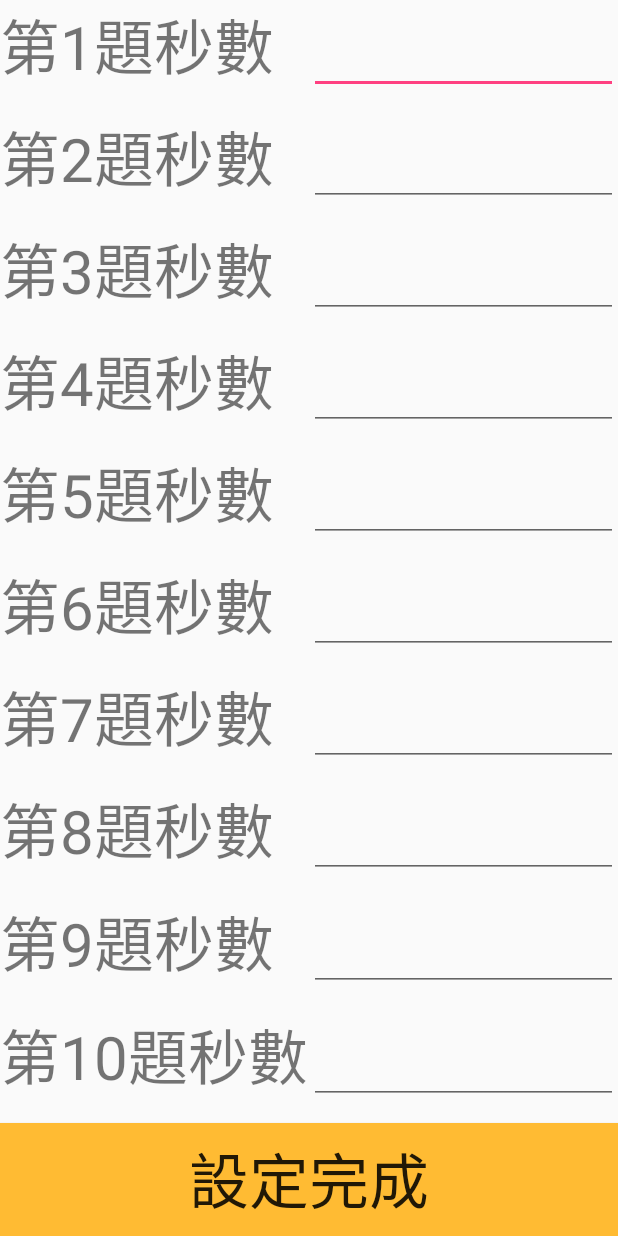
After one commit to rew4332/contest, an Android app: the SettingActivity screen opened directly, with no data from a screen before it, on a phone screen of 412 x 824 dp. The commit adds this screen. Run offline under Robolectric (Android 15) with nearby library versions, the phone set to English and light mode, and no system bars.

Commit message:
setting time

```diff
--- a/app/src/main/AndroidManifest.xml
+++ b/app/src/main/AndroidManifest.xml
@@ -18,6 +18,9 @@
             </intent-filter>
         </activity>
         <activity android:name=".RedirectActivity" android:screenOrientation="portrait">
+
+        </activity>
+        <activity android:name=".SettingActivity" android:screenOrientation="portrait">
 
         </activity>
         <activity android:name=".Test1Activity" android:screenOrientation="portrait" >
--- /dev/null
+++ b/app/src/main/java/com/example/loveyoplus/myapplication/SettingActivity.java
@@ -0,0 +1,69 @@
+package com.example.loveyoplus.myapplication;
+
+import android.os.Bundle;
+import android.support.annotation.Nullable;
+import android.support.v7.app.AppCompatActivity;
+import android.view.View;
+import android.view.WindowManager;
+import android.widget.Button;
+import android.widget.EditText;
+import android.widget.Toast;
+
+/**
+ * Created by loveyoplus on 2017/3/16.
+ */
+
+
+public class SettingActivity extends AppCompatActivity {
+    EditText et[];
+    Button btnFinish;
+    @Override
+    protected void onCreate(@Nullable Bundle savedInstanceState) {
+        super.onCreate(savedInstanceState);
+        setContentView(R.layout.activity_setting);
+        getSupportActionBar().hide(); //隱藏標題
+        getWindow().getDecorView().setSystemUiVisibility(View.SYSTEM_UI_FLAG_FULLSCREEN); //隱藏狀態
+        getWindow().addFlags(WindowManager.LayoutParams.FLAG_KEEP_SCREEN_ON);
+
+        initView();
+        btnFinish.setOnClickListener(new View.OnClickListener() {
+            @Override
+            public void onClick(View v) {
+                String content = "";
+                Boolean isOk=false;
+                for(int i=0;i<10;i++){
+                    content+=et[i].getText().toString()+"\r\n";
+                    if(et[i].getText().toString().equals("")) {
+                        Toast.makeText(SettingActivity.this, "欄位不可空白", Toast.LENGTH_LONG).show();
+
+                        break;
+                    }
+                    if(i==9)
+                    isOk=true;
+
+                }
+
+
+                if(isOk){
+                    fileStorage fs = new fileStorage();
+                    fs.createFile("setting");
+                    fs.setContinueWrite(false);
+
+                    fs.writeFile("setting",content);
+                    SettingActivity.this.finish();
+                }
+            }
+        });
+
+
+    }
+    void initView(){
+        et = new EditText[10];
+        for(int i=0;i<10;i++){
+            et[i]= (EditText)  findViewById(getResources().getIdentifier("et" + (i + 1), "id", getPackageName()));
+        }
+        btnFinish = (Button)findViewById(R.id.btnFinish);
+
+
+    }
+}
--- /dev/null
+++ b/app/src/main/res/layout/activity_setting.xml
@@ -0,0 +1,246 @@
+<?xml version="1.0" encoding="utf-8"?>
+<LinearLayout xmlns:android="http://schemas.android.com/apk/res/android"
+    android:orientation="vertical" android:layout_width="match_parent"
+    android:layout_height="match_parent">
+
+    <LinearLayout
+        android:layout_width="match_parent"
+        android:layout_height="0sp"
+        android:layout_weight="1"
+        android:orientation="horizontal">
+
+        <TextView
+            android:id="@+id/textView"
+            android:layout_width="match_parent"
+            android:layout_height="wrap_content"
+            android:layout_weight="1"
+            android:text="第1題秒數"
+            android:textSize="@dimen/description_font_size" />
+
+        <EditText
+            android:id="@+id/et1"
+            android:layout_width="match_parent"
+            android:layout_height="wrap_content"
+            android:layout_weight="1"
+            android:ems="10"
+            android:inputType="number" />
+    </LinearLayout>
+
+    <LinearLayout
+        android:layout_width="match_parent"
+        android:layout_height="0sp"
+        android:layout_weight="1"
+        android:orientation="horizontal">
+
+        <TextView
+            android:textSize="@dimen/description_font_size"
+            android:id="@+id/textView14"
+            android:layout_width="match_parent"
+            android:layout_height="wrap_content"
+            android:layout_weight="1"
+            android:text="第2題秒數" />
+
+        <EditText
+            android:id="@+id/et2"
+            android:layout_width="match_parent"
+            android:layout_height="wrap_content"
+            android:layout_weight="1"
+            android:ems="10"
+            android:inputType="number" />
+    </LinearLayout>
+
+    <LinearLayout
+        android:layout_width="match_parent"
+        android:layout_height="0sp"
+        android:layout_weight="1"
+        android:orientation="horizontal">
+
+        <TextView
+            android:textSize="@dimen/description_font_size"
+            android:id="@+id/textView15"
+            android:layout_width="match_parent"
+            android:layout_height="wrap_content"
+            android:layout_weight="1"
+            android:text="第3題秒數" />
+
+        <EditText
+            android:id="@+id/et3"
+            android:layout_width="match_parent"
+            android:layout_height="wrap_content"
+            android:layout_weight="1"
+            android:ems="10"
+            android:inputType="number" />
+    </LinearLayout>
+
+    <LinearLayout
+        android:layout_width="match_parent"
+        android:layout_height="0sp"
+        android:layout_weight="1"
+        android:orientation="horizontal">
+
+        <TextView
+            android:textSize="@dimen/description_font_size"
+            android:id="@+id/textView17"
+            android:layout_width="match_parent"
+            android:layout_height="wrap_content"
+            android:layout_weight="1"
+            android:text="第4題秒數" />
+
+        <EditText
+            android:id="@+id/et4"
+            android:layout_width="match_parent"
+            android:layout_height="wrap_content"
+            android:layout_weight="1"
+            android:ems="10"
+            android:inputType="number" />
+    </LinearLayout>
+
+    <LinearLayout
+        android:layout_width="match_parent"
+        android:layout_height="0sp"
+        android:layout_weight="1"
+        android:orientation="horizontal">
+
+        <TextView
+            android:textSize="@dimen/description_font_size"
+            android:id="@+id/textView16"
+            android:layout_width="match_parent"
+            android:layout_height="wrap_content"
+            android:layout_weight="1"
+            android:text="第5題秒數" />
+
+        <EditText
+            android:id="@+id/et5"
+            android:layout_width="match_parent"
+            android:layout_height="wrap_content"
+            android:layout_weight="1"
+            android:ems="10"
+            android:inputType="number" />
+    </LinearLayout>
+
+    <LinearLayout
+        android:layout_width="match_parent"
+        android:layout_height="0sp"
+        android:layout_weight="1"
+        android:orientation="horizontal">
+
+        <TextView
+            android:textSize="@dimen/description_font_size"
+            android:id="@+id/textView18"
+            android:layout_width="match_parent"
+            android:layout_height="wrap_content"
+            android:layout_weight="1"
+            android:text="第6題秒數" />
+
+        <EditText
+            android:id="@+id/et6"
+            android:layout_width="match_parent"
+            android:layout_height="wrap_content"
+            android:layout_weight="1"
+            android:ems="10"
+            android:inputType="number" />
+    </LinearLayout>
+
+    <LinearLayout
+        android:layout_width="match_parent"
+        android:layout_height="0sp"
+        android:layout_weight="1"
+        android:orientation="horizontal">
+
+        <TextView
+            android:textSize="@dimen/description_font_size"
+            android:id="@+id/textView19"
+            android:layout_width="match_parent"
+            android:layout_height="wrap_content"
+            android:layout_weight="1"
+            android:text="第7題秒數" />
+
+        <EditText
+            android:id="@+id/et7"
+            android:layout_width="match_parent"
+            android:layout_height="wrap_content"
+            android:layout_weight="1"
+            android:ems="10"
+            android:inputType="number" />
+    </LinearLayout>
+
+    <LinearLayout
+        android:layout_width="match_parent"
+        android:layout_height="0sp"
+        android:layout_weight="1"
+        android:orientation="horizontal">
+
+        <TextView
+            android:textSize="@dimen/description_font_size"
+            android:id="@+id/textView20"
+            android:layout_width="match_parent"
+            android:layout_height="wrap_content"
+            android:layout_weight="1"
+            android:text="第8題秒數" />
+
+        <EditText
+            android:id="@+id/et8"
+            android:layout_width="match_parent"
+            android:layout_height="wrap_content"
+            android:layout_weight="1"
+            android:ems="10"
+            android:inputType="number" />
+    </LinearLayout>
+
+    <LinearLayout
+        android:layout_width="match_parent"
+        android:layout_height="0sp"
+        android:layout_weight="1"
+        android:orientation="horizontal">
+
+        <TextView
+            android:textSize="@dimen/description_font_size"
+            android:id="@+id/textView21"
+            android:layout_width="match_parent"
+            android:layout_height="wrap_content"
+            android:layout_weight="1"
+            android:text="第9題秒數" />
+
+        <EditText
+            android:id="@+id/et9"
+            android:layout_width="match_parent"
+            android:layout_height="wrap_content"
+            android:layout_weight="1"
+            android:ems="10"
+            android:inputType="number" />
+    </LinearLayout>
+
+    <LinearLayout
+        android:layout_width="match_parent"
+        android:layout_height="0sp"
+        android:layout_weight="1"
+        android:orientation="horizontal">
+
+        <TextView
+            android:textSize="@dimen/description_font_size"
+            android:id="@+id/textView22"
+            android:layout_width="match_parent"
+            android:layout_height="wrap_content"
+            android:layout_weight="1"
+            android:text="第10題秒數" />
+
+        <EditText
+            android:id="@+id/et10"
+            android:layout_width="match_parent"
+            android:layout_height="wrap_content"
+            android:layout_weight="1"
+            android:ems="10"
+            android:inputType="number" />
+    </LinearLayout>
+
+    <Button
+
+        android:id="@+id/btnFinish"
+        android:layout_width="match_parent"
+        android:layout_height="0sp"
+        android:layout_weight="1"
+        android:background="@android:color/holo_orange_light"
+        android:text="設定完成"
+        android:textSize="@dimen/description_font_size" />
+
+</LinearLayout>
```
Also changed, not shown: app/src/main/java/com/example/loveyoplus/myapplication/MainActivity.java (+16 -2 lines), app/src/main/java/com/example/loveyoplus/myapplication/Test10Activity.java (+11 -1 lines), app/src/main/java/com/example/loveyoplus/myapplication/Test1Activity.java (+27 -22 lines), app/src/main/java/com/example/loveyoplus/myapplication/Test2Activity.java (+25 -18 lines), app/src/main/java/com/example/loveyoplus/myapplication/Test3Activity.java (+11 -2 lines), app/src/main/java/com/example/loveyoplus/myapplication/Test4Activity.java (+10 -2 lines), app/src/main/java/com/example/loveyoplus/myapplication/Test5Activity.java (+10 -2 lines), app/src/main/java/com/example/loveyoplus/myapplication/Test6Activity.java (+10 -2 lines), app/src/main/java/com/example/loveyoplus/myapplication/Test7Activity.java (+10 -1 lines), app/src/main/java/com/example/loveyoplus/myapplication/Test8Activity.java (+10 -1 lines), app/src/main/java/com/example/loveyoplus/myapplication/Test9Activity.java (+10 -1 lines), app/src/main/java/com/example/loveyoplus/myapplication/fileStorage.java (+6 -1 lines), 94 other files.
